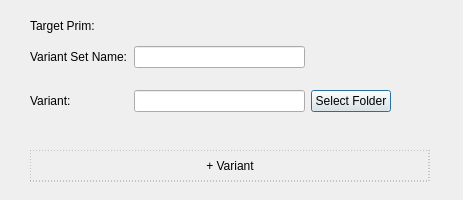
Qt form src/gui.ui (nMDaas/USD_Switchboard) before a commit.
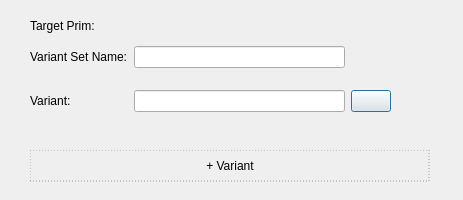
The same form after that commit.

Commit message: Set up icon to open usd file

Patch:
```diff
--- a/src/gui.ui
+++ b/src/gui.ui
@@ -82,7 +82,7 @@
                 <item row="2" column="2">
                     <widget class="QPushButton" name="select_button">
                         <property name="text">
-                            <string>Select Folder</string>
+                            <string></string>
                         </property>
                     </widget>
                 </item>
```
The commit also changes 2 other files.
